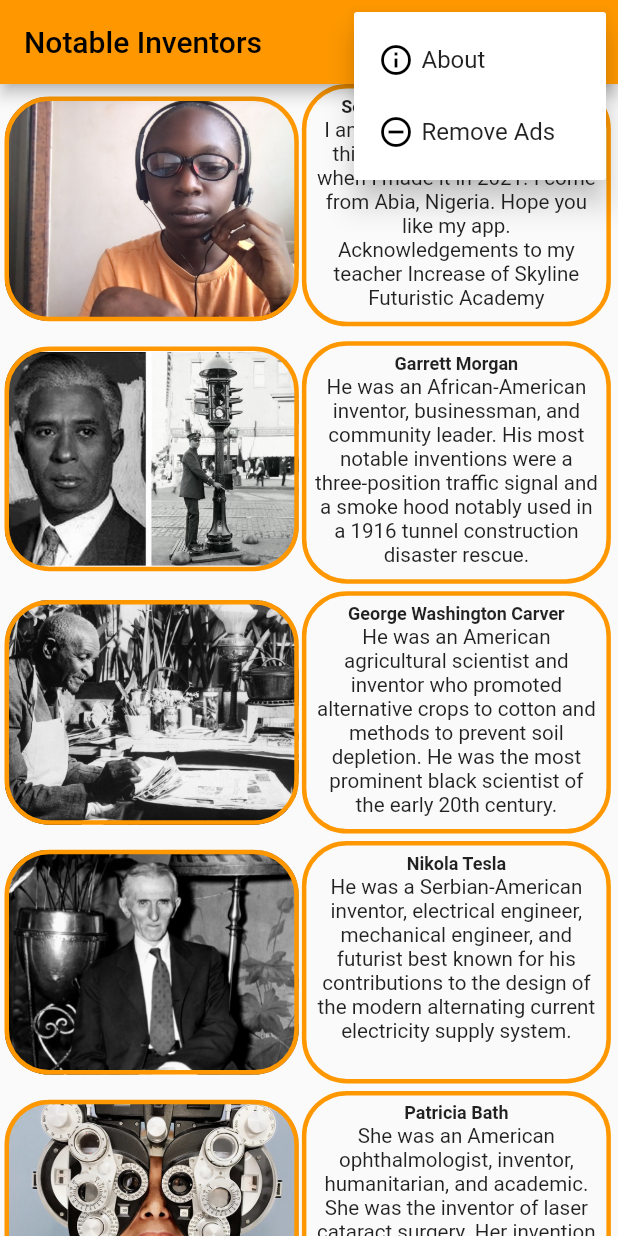
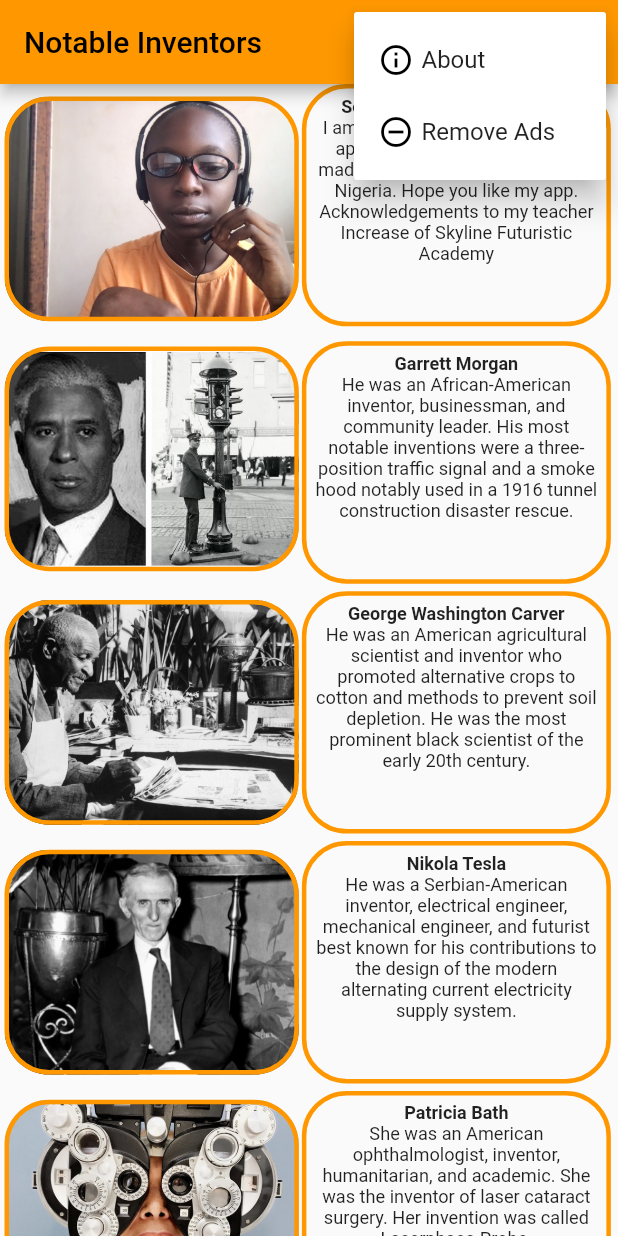
Before and after one commit to MeSomto/notable-inventors, a Flutter app: the screen it shows after launch, after a tap on the "more vert" icon, on a phone screen of 412 x 824 dp. Run offline on Flutter 3.47's test engine with Material 2 defaults, Android fonts, the phone set to English and light mode, and no system bars; network calls fail.

Commit message:
Fixed font and ready for publish

```diff
--- a/lib/main.dart
+++ b/lib/main.dart
@@ -1,8 +1,14 @@
 import 'package:flutter/material.dart';
+import 'package:flutter/services.dart';
 import 'package:flutter/widgets.dart';
 import 'package:url_launcher/url_launcher.dart';
 
-void main() {
+void main() async{
+  WidgetsFlutterBinding.ensureInitialized();
+await SystemChrome.setPreferredOrientations(
+  [DeviceOrientation.portraitUp, DeviceOrientation.portraitDown],
+);
+
   runApp(MyApp());
 }
 
@@ -33,7 +39,7 @@ class MyApp extends StatelessWidget {
 class HomePage extends StatelessWidget {
   @override
   Widget build(BuildContext context) {
-    int fontS = 30;
+    int fontS = 34;
     const _garret = 'https://en.wikipedia.org/wiki/Garrett_Morgan';
     return Scaffold(
       appBar: AppBar(
@@ -1398,7 +1404,7 @@ class NotableInventors extends StatelessWidget {
                       fontSize: 12,
                     ),
                   ),
-                  Text(text, textAlign: TextAlign.center, style: TextStyle(fontSize: MediaQuery.of(context).size.width / 30)),
+                  Text(text, textAlign: TextAlign.center, style: TextStyle(fontSize: MediaQuery.of(context).size.width / 34)),
                 ],
               ),
               decoration: BoxDecoration(
@@ -1470,7 +1476,7 @@ class NotableInventors2 extends StatelessWidget {
                       fontSize: 12,
                     ),
                   ),
-                  Text(text, textAlign: TextAlign.center, style: TextStyle(fontSize: MediaQuery.of(context).size.width / 30)),
+                  Text(text, textAlign: TextAlign.center, style: TextStyle(fontSize: MediaQuery.of(context).size.width / 34)),
                 ],
               ),
               decoration: BoxDecoration(
```
Also changed, not shown: 3 other files.
